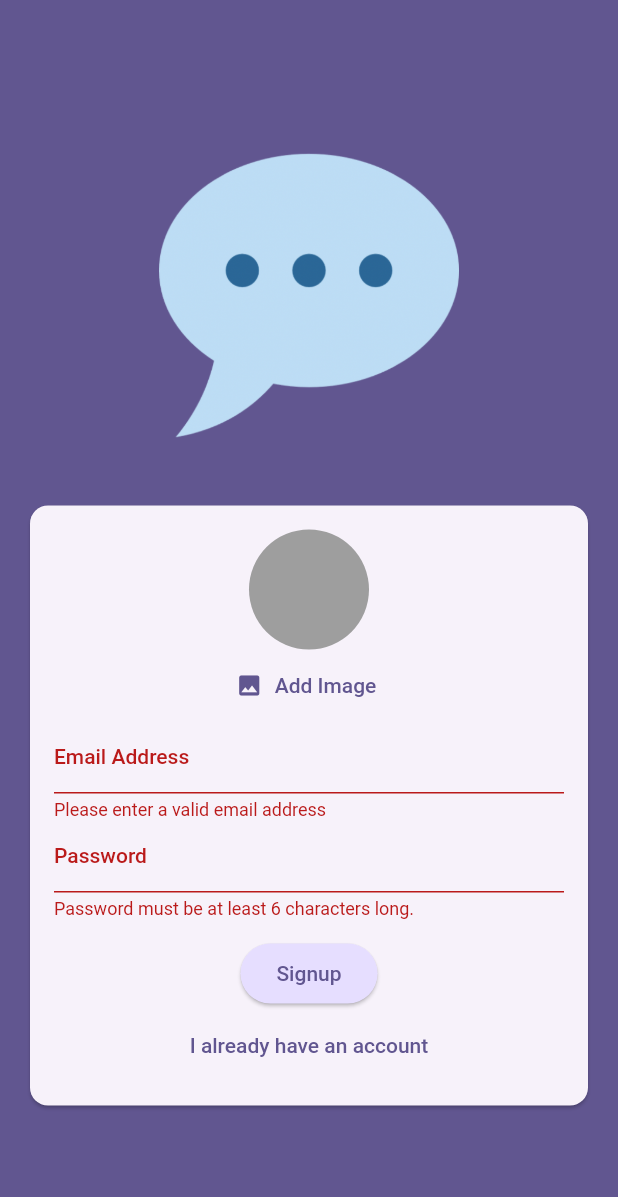
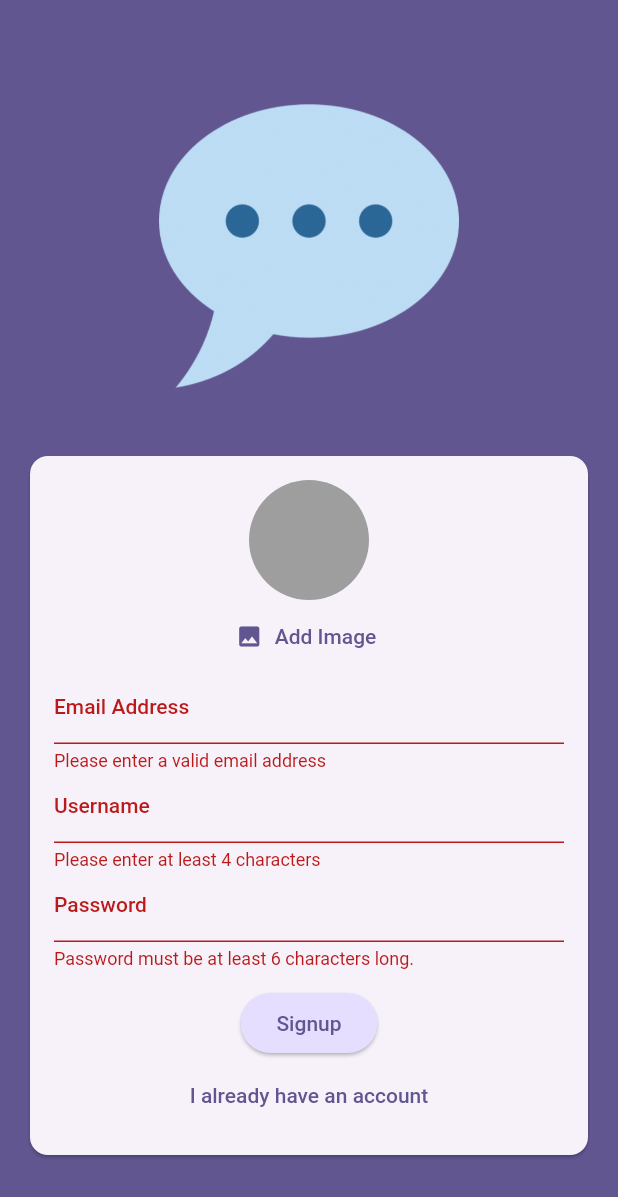
Before and after one commit to agronom81/chat_app, a Flutter app: the screen it shows after launch, after a tap on "Login", after a tap on "Create an account", after a tap on "Signup", on a phone screen of 412 x 824 dp. Shown: the top 1197 px of the screen. Run offline on Flutter 3.47's test engine with Material 2 defaults, Android fonts, the phone set to English and light mode, and no system bars; our stand-ins replace cloud_firestore, firebase_auth, firebase_core, firebase_storage, image_picker; accounts and stored records are empty; generated files the repository leaves out were written again.

```diff
--- a/lib/screens/auth.dart
+++ b/lib/screens/auth.dart
@@ -1,3 +1,4 @@
+import 'package:cloud_firestore/cloud_firestore.dart';
 import 'package:firebase_storage/firebase_storage.dart';
 import 'package:flutter/material.dart';
 import 'dart:io';
@@ -22,6 +23,7 @@ class _AuthScreenState extends State<AuthScreen> {
   var _isLogin = true;
   var _enteredEmail = '';
   var _enteredPassword = '';
+  var _enteredUsername = '';
   File? _selectedImage;
   var _isAuthenticating = false;
 
@@ -55,6 +57,15 @@ class _AuthScreenState extends State<AuthScreen> {
             .child('${userCredentials.user!.uid}.jpg');
         await storageRef.putFile(_selectedImage!);
         final imageUrl = await storageRef.getDownloadURL();
+
+        await FirebaseFirestore.instance
+            .collection('users')
+            .doc(userCredentials.user!.uid)
+            .set({
+          'username': _enteredUsername,
+          'email': _enteredEmail,
+          'image_url': imageUrl,
+        });
       }
     } on FirebaseAuthException catch (e) {
       if (e.code == 'email-already-in-use') {}
@@ -125,6 +136,23 @@ class _AuthScreenState extends State<AuthScreen> {
                               _enteredEmail = value!;
                             },
                           ),
+                          if (!_isLogin)
+                            TextFormField(
+                              decoration:
+                                  const InputDecoration(labelText: 'Username'),
+                              enableSuggestions: false,
+                              validator: (value) {
+                                if (value == null ||
+                                    value.isEmpty ||
+                                    value.trim().length < 4) {
+                                  return 'Please enter at least 4 characters';
+                                }
+                                return null;
+                              },
+                              onSaved: (value) {
+                                _enteredUsername = value!;
+                              },
+                            ),
                           TextFormField(
                             decoration:
                                 const InputDecoration(labelText: 'Password'),
--- a/pubspec.yaml
+++ b/pubspec.yaml
@@ -38,6 +38,7 @@ dependencies:
     firebase_auth: ^4.7.3
     firebase_storage: ^11.2.6
     image_picker: ^1.0.2
+    cloud_firestore: ^4.9.0
 
 dev_dependencies:
     flutter_test:
```
Also changed, not shown: lib/screens/chat.dart (+9 -2 lines), lib/widgets/chat_messages.dart (added, +12 -0 lines), lib/widgets/new_message.dart (added, +61 -0 lines), pubspec.lock, 2 other files.
